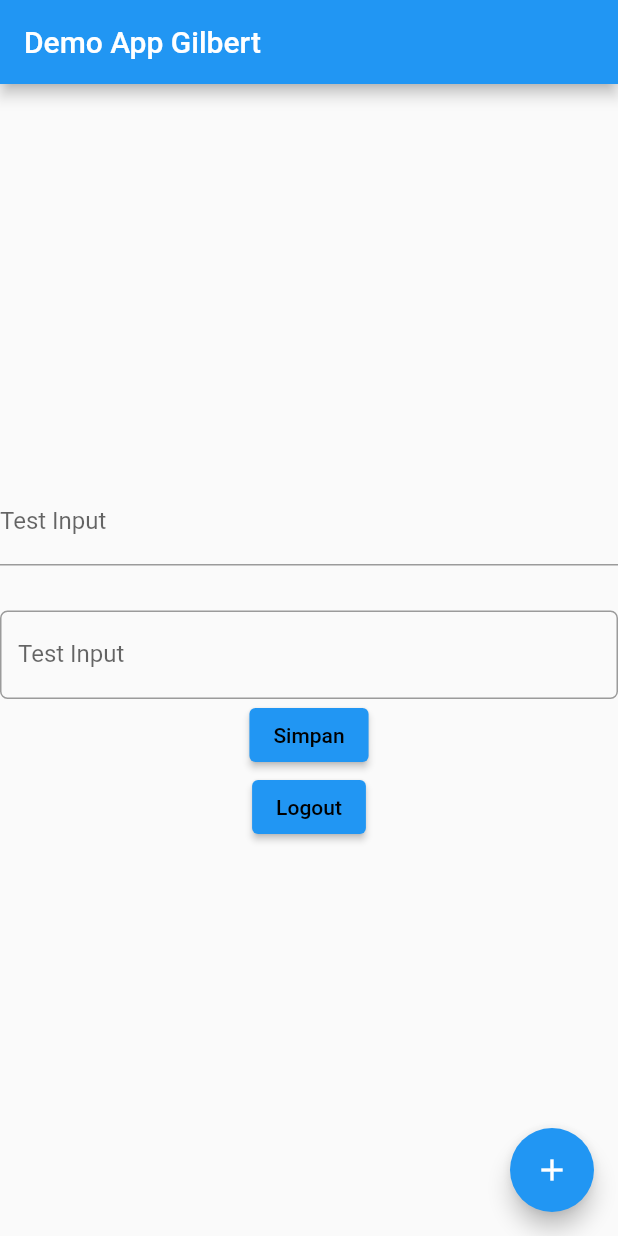
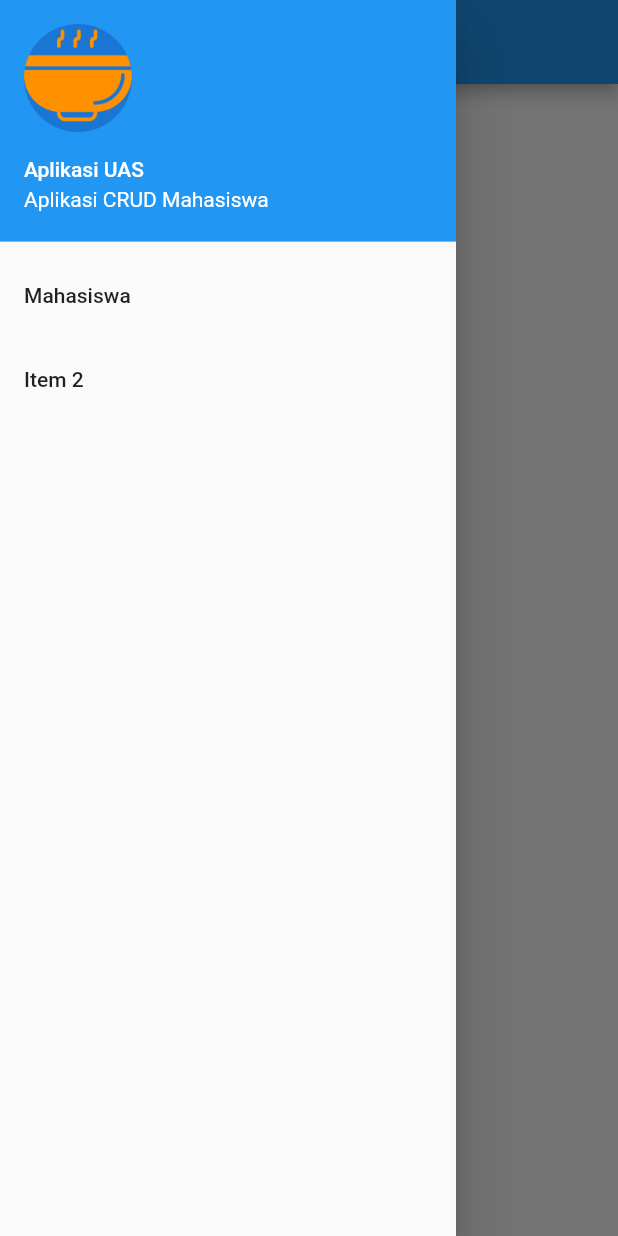
Before and after one commit to GilbertDay/HelloWorldFlutter, a Flutter app: the screen it shows after launch, with the side drawer open (before the commit the screen has no drawer), on a phone screen of 412 x 824 dp. Run offline on Flutter 3.47's test engine with Material 2 defaults, Android fonts, the phone set to English and light mode, and no system bars; our stand-ins replace shared_preferences.

Commit message:
Pertemuan 14: CRUD Flutter Part 1

```diff
--- /dev/null
+++ b/lib/home.dart
@@ -0,0 +1,66 @@
+import 'package:flutter/material.dart';
+import 'package:hello_world/mahasiswa/mahasiswa_get.dart';
+
+void main() => runApp(const MyApp());
+
+class MyApp extends StatelessWidget {
+  const MyApp({super.key});
+
+  static const appTitle = 'Drawer Demo';
+
+  @override
+  Widget build(BuildContext context) {
+    return const MaterialApp(
+      title: appTitle,
+      home: MyHomePage(title: appTitle),
+    );
+  }
+}
+
+class MyHomePage extends StatelessWidget {
+  const MyHomePage({super.key, required this.title});
+
+  final String title;
+
+  @override
+  Widget build(BuildContext context) {
+    return Scaffold(
+      appBar: AppBar(title: Text(title)),
+      body: const Center(
+        child: Text('My Page!'),
+      ),
+      drawer: Drawer(
+        child: ListView(
+          padding: EdgeInsets.zero,
+          children: [
+            const UserAccountsDrawerHeader(
+                currentAccountPicture: CircleAvatar(
+                  backgroundImage: AssetImage('images/logo-144.png'),
+                ),
+                accountName: Text('Aplikasi UAS'),
+                accountEmail: Text('Aplikasi CRUD Mahasiswa')),
+            ListTile(
+              // leading: const Icon(Icons.access_time_outlined),
+              title: const Text('Mahasiswa'),
+              onTap: () {
+                Navigator.push(
+                    context,
+                    MaterialPageRoute(
+                        builder: (context) => const Mahasiswa_get()));
+              },
+            ),
+            ListTile(
+              title: const Text('Item 2'),
+              onTap: () {
+                // Update the state of the app
+                // ...
+                // Then close the drawer
+                Navigator.pop(context);
+              },
+            ),
+          ],
+        ),
+      ),
+    );
+  }
+}
--- a/lib/main.dart
+++ b/lib/main.dart
@@ -1,7 +1,7 @@
 // ignore_for_file: use_build_context_synchronously
 
 import 'package:flutter/material.dart';
-import 'package:hello_world/splashscreen.dart';
+import 'splashscreen.dart';
 
 void main() {
   runApp(const MaterialApp(
--- a/lib/splashscreen.dart
+++ b/lib/splashscreen.dart
@@ -1,6 +1,7 @@
 import 'package:flutter/material.dart';
-import 'package:hello_world/Pertemuan1.dart';
 import 'dart:async';
+
+import 'package:hello_world/home.dart';
 
 class Splashscreen extends StatefulWidget {
   const Splashscreen({super.key, required this.title});
@@ -16,10 +17,7 @@ class _SplashscreenState extends State<Splashscreen> {
     var duration = const Duration(seconds: 5);
     return Timer(duration, () {
       Navigator.pushReplacement(
-          context,
-          MaterialPageRoute(
-              builder: (context) =>
-                  const Pertemuan1(title: 'Demo App Gilbert')));
+          context, MaterialPageRoute(builder: (context) => const MyApp()));
     });
   }
 
--- a/pubspec.yaml
+++ b/pubspec.yaml
@@ -38,6 +38,7 @@ dependencies:
   english_words: ^4.0.0
   shared_preferences: ^2.0.15
   splashscreen: ^1.3.5
+  http: ^0.13.5
 
 dev_dependencies:
   flutter_test:
```
Also changed, not shown: lib/mahasiswa/mahasiswa_add.dart (added, +145 -0 lines), lib/mahasiswa/mahasiswa_get.dart (added, +72 -0 lines), pubspec.lock, 2 other files.
